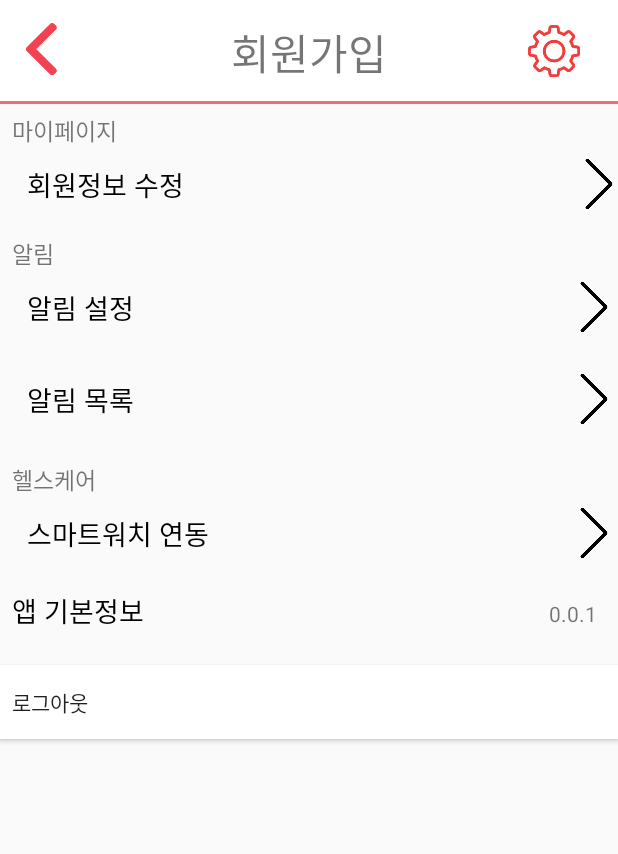
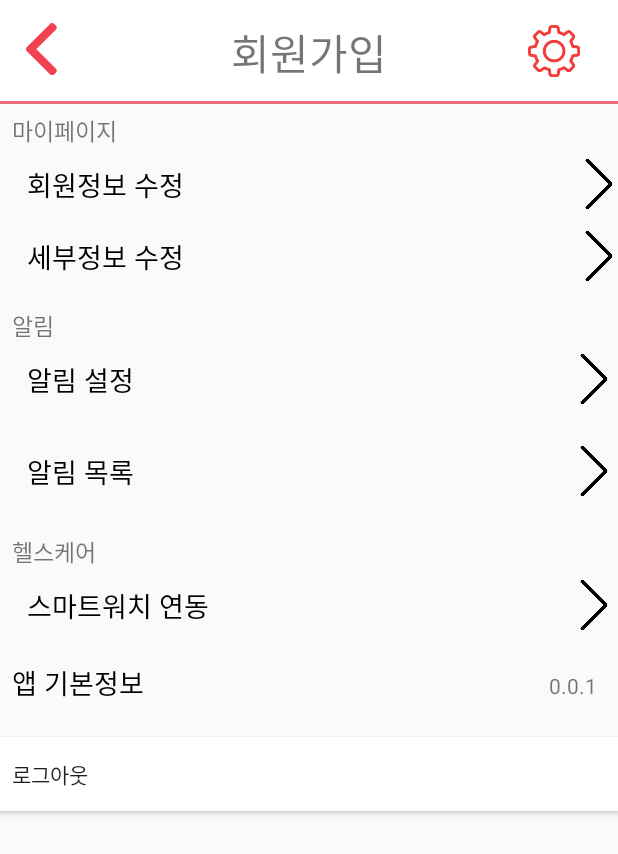
Before and after one commit to jb2flower/Rabbit, an Android app: the Setting screen opened directly, with no data from a screen before it, on a phone screen of 412 x 824 dp. Shown: the top 854 px of the screen. Run offline under Robolectric (Android 15) with nearby library versions, the light colour scheme and no system bars.

Commit message:
상세정보 수정할거임~~ 준비

```diff
--- a/ppiyongppiyong4/app/src/main/AndroidManifest.xml
+++ b/ppiyongppiyong4/app/src/main/AndroidManifest.xml
@@ -10,6 +10,8 @@
             android:supportsRtl="true"
             android:theme="@style/AppTheme">
         <activity android:name=".MemberModify">
+        </activity>
+        <activity android:name=".DetailModify">
         </activity>
         <activity android:name=".Join">
         </activity>
--- /dev/null
+++ b/ppiyongppiyong4/app/src/main/java/com/cookandroid/kotlinapp/DetailModify.kt
@@ -0,0 +1,17 @@
+package com.cookandroid.kotlinapp
+
+import android.content.Intent
+import android.os.Bundle
+import android.support.v7.app.AppCompatActivity
+import kotlinx.android.synthetic.main.header.*
+import kotlinx.android.synthetic.main.setting.*
+
+class DetailModify : AppCompatActivity() {
+
+    override fun onCreate(savedInstanceState: Bundle?) {
+        super.onCreate(savedInstanceState)
+        setContentView(R.layout.detail_modify)
+
+
+    }
+}
--- a/ppiyongppiyong4/app/src/main/java/com/cookandroid/kotlinapp/Setting.kt
+++ b/ppiyongppiyong4/app/src/main/java/com/cookandroid/kotlinapp/Setting.kt
@@ -20,6 +20,10 @@ class Setting : AppCompatActivity() {
             val intent = Intent(this, Identification::class.java)
             startActivity(intent)
         }
+        imgbtn_user_re2.setOnClickListener {
+            val intent = Intent(this, DetailModify::class.java)
+            startActivity(intent)
+        }
 
         imageButton4.setOnClickListener {
             val intent = Intent(this, Push_setting::class.java)
--- a/ppiyongppiyong4/app/src/main/res/layout/setting.xml
+++ b/ppiyongppiyong4/app/src/main/res/layout/setting.xml
@@ -25,20 +25,43 @@
                 android:layout_height="wrap_content" android:id="@+id/textView2" android:paddingLeft="8dp"
                 android:paddingTop="5dp" android:paddingBottom="5dp"/>
         <LinearLayout
+            android:layout_width="match_parent"
+            android:layout_height="48dp"
+            android:orientation="horizontal">
+        <TextView
+                android:text="회원정보 수정"
+                android:layout_width="wrap_content"
+                android:layout_height="wrap_content" android:id="@+id/textView3"
+                android:textColor="@android:color/black" android:textSize="18sp" android:paddingTop="5dp"
+                android:paddingLeft="8dp" android:layout_marginLeft="10dp"/>
+        <ImageButton
+                android:layout_width="40dp"
+                android:layout_height="37dp" app:srcCompat="@drawable/arrow"
+                android:scaleType="fitEnd"
+                android:id="@+id/imgbtn_user_re"
+                android:background="@android:color/transparent" android:layout_marginLeft="255dp"
+        />
+        <LinearLayout
+                android:orientation="horizontal"
+                android:layout_width="match_parent"
+                android:layout_height="match_parent">
+        </LinearLayout>
+    </LinearLayout>
+        <LinearLayout
                 android:layout_width="match_parent"
                 android:layout_height="48dp"
                 android:orientation="horizontal">
             <TextView
-                    android:text="회원정보 수정"
+                    android:text="세부정보 수정"
                     android:layout_width="wrap_content"
-                    android:layout_height="wrap_content" android:id="@+id/textView3"
+                    android:layout_height="wrap_content"
                     android:textColor="@android:color/black" android:textSize="18sp" android:paddingTop="5dp"
                     android:paddingLeft="8dp" android:layout_marginLeft="10dp"/>
             <ImageButton
                     android:layout_width="40dp"
                     android:layout_height="37dp" app:srcCompat="@drawable/arrow"
                     android:scaleType="fitEnd"
-                    android:id="@+id/imgbtn_user_re"
+                    android:id="@+id/imgbtn_user_re2"
                     android:background="@android:color/transparent" android:layout_marginLeft="255dp"
             />
             <LinearLayout
@@ -47,7 +70,6 @@
                     android:layout_height="match_parent">
             </LinearLayout>
         </LinearLayout>
-
         <TextView
                 android:text="알림"
                 android:textSize="15sp"
@@ -79,7 +101,6 @@
                     android:id="@+id/imageButton7"
                     android:background="@android:color/transparent" android:layout_weight="1"/>
         </LinearLayout>
-
         <LinearLayout
                 android:layout_width="match_parent"
                 android:layout_height="55dp"
```
